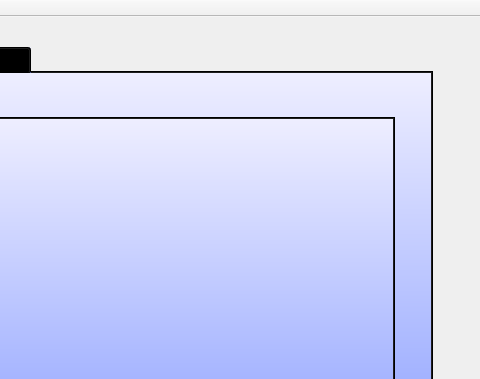
This is mainwindow.ui in BOUSSAIDIZeineb/smart_airport_2A31 as Qt 5 draws it before an edit; both pictures show x 738 to 1218 and y 0 to 379 of the 1218 by 695 pixel window. The edited form follows.
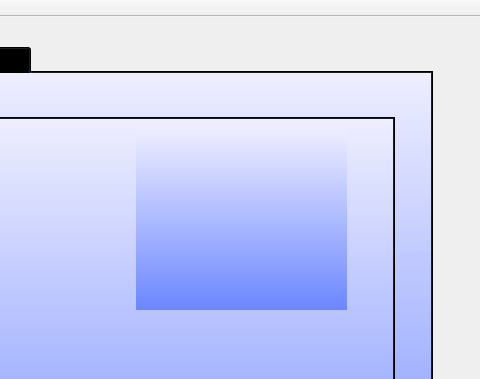
This is the edited form. The open tabs and pages were chosen to show the change. Custom widgets are drawn as their Qt base class.

What changed in the file:
```diff
--- a/mainwindow.ui
+++ b/mainwindow.ui
@@ -1352,6 +1352,19 @@
          </rect>
         </property>
        </widget>
+       <widget class="QLabel" name="photo5">
+        <property name="geometry">
+         <rect>
+          <x>820</x>
+          <y>10</y>
+          <width>211</width>
+          <height>181</height>
+         </rect>
+        </property>
+        <property name="text">
+         <string/>
+        </property>
+       </widget>
       </widget>
      </widget>
     </widget>
```
Left out of the diff: 22 changed lines with no effect on the pictures.
